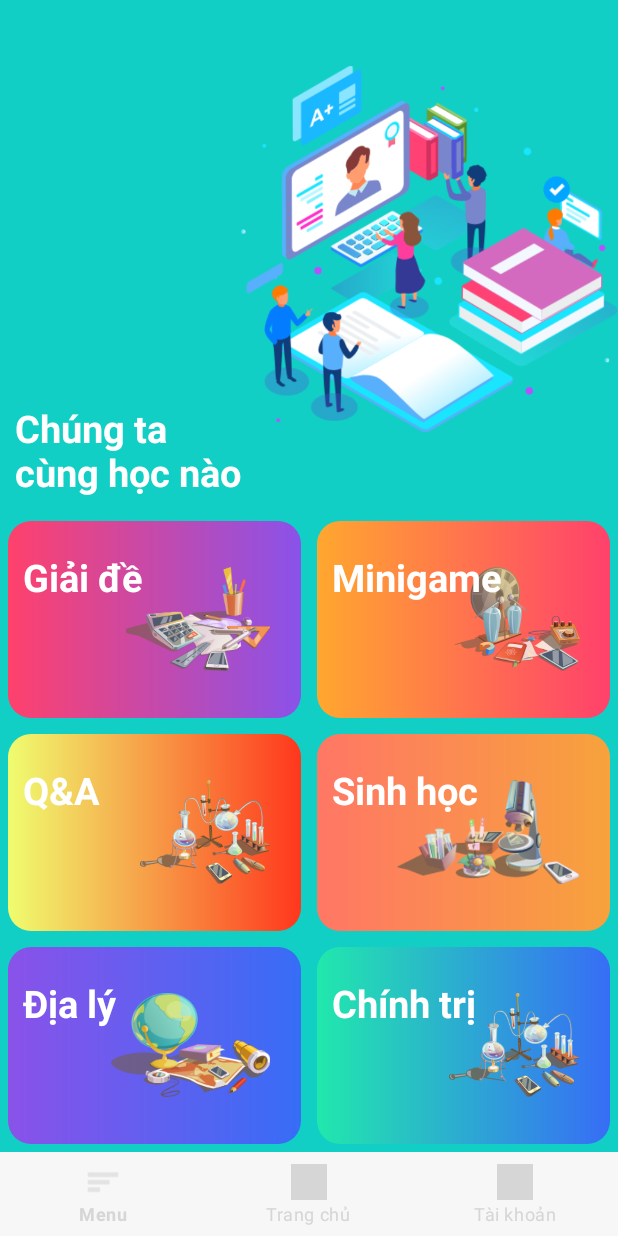
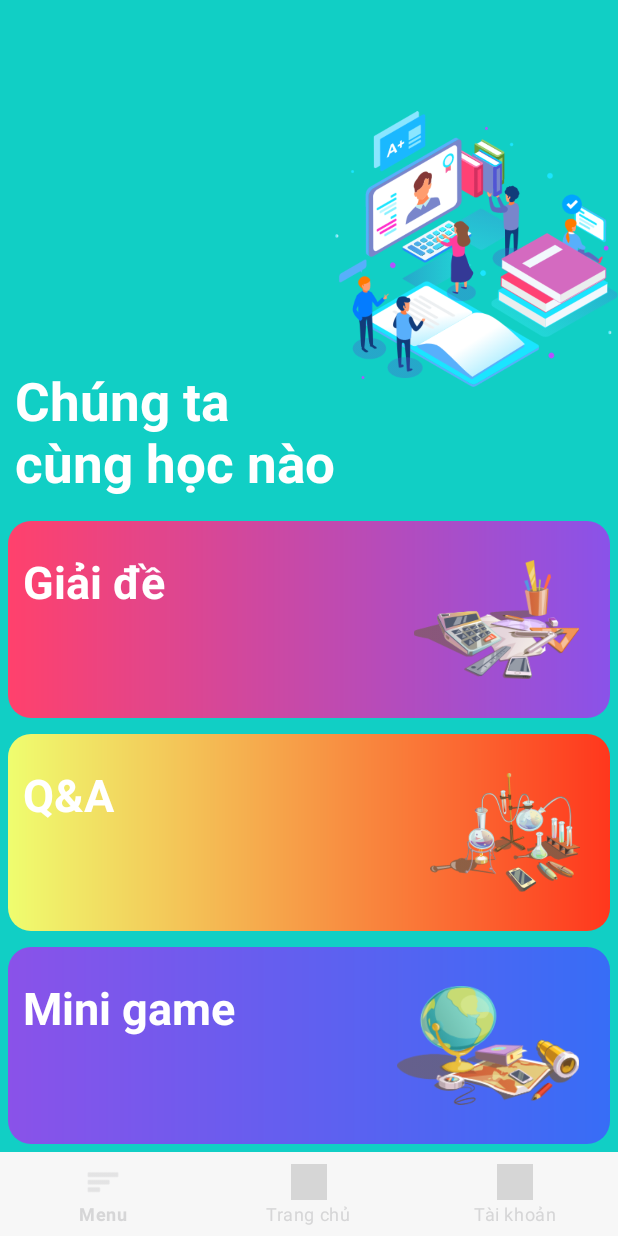
Before and after one commit to VTrng1/App-Solve-The-Exam, an Android app: the layout activity_main.xml on its own in the app's theme, with its tools: preview values and no code run, on a phone screen of 412 x 824 dp. Run offline under Robolectric (Android 15) with nearby library versions, the phone set to English and light mode, and no system bars; grey boxes are pictures that could not be loaded.

Commit message:
edit trang chu va main

```diff
--- a/app/src/main/res/layout/activity_main.xml
+++ b/app/src/main/res/layout/activity_main.xml
@@ -23,7 +23,7 @@
                 android:text="Chúng ta \ncùng học nào"
                 android:textStyle="bold"
                 android:textColor="@color/whiteTextColor"
-                android:textSize="25dp"
+                android:textSize="35dp"
                 android:layout_marginLeft="10dp"
                 android:layout_gravity="bottom">
             </TextView>
@@ -54,7 +54,7 @@
                     android:cropToPadding="true"
                     android:layout_centerVertical="true"
                     android:padding="10dp"
-                    android:maxHeight="90dp"
+                    android:maxHeight="100dp"
                     android:src="@drawable/home_ic_maths">
                 </ImageView>
                 <TextView
@@ -63,41 +63,12 @@
                     android:paddingTop="10dp"
                     android:textColor="@color/whiteTextColor"
                     android:layout_alignParentTop="true"
-                    android:textSize="25dp"
+                    android:textSize="30dp"
                     android:textStyle="bold"
                     android:text="Giải đề">
                 </TextView>
             </RelativeLayout>
-            <RelativeLayout
-                android:layout_width="0dp"
-                android:layout_height="match_parent"
-                android:layout_weight="1"
-                android:layout_margin="5dp"
-                android:minHeight="100dp"
-                android:background="@drawable/home_gradient_physics"
-                android:padding="10dp">
-                <ImageView
-                    android:layout_width="wrap_content"
-                    android:layout_height="wrap_content"
-                    android:layout_alignParentRight="true"
-                    android:adjustViewBounds="true"
-                    android:cropToPadding="true"
-                    android:layout_centerVertical="true"
-                    android:padding="10dp"
-                    android:maxHeight="90dp"
-                    android:src="@drawable/home_ic_physics">
-                </ImageView>
-                <TextView
-                    android:layout_width="match_parent"
-                    android:layout_height="match_parent"
-                    android:paddingTop="10dp"
-                    android:textColor="@color/whiteTextColor"
-                    android:layout_alignParentTop="true"
-                    android:textSize="25dp"
-                    android:textStyle="bold"
-                    android:text="Minigame">
-                </TextView>
-            </RelativeLayout>
+
         </LinearLayout>
         <LinearLayout
             android:layout_width="match_parent"
@@ -120,7 +91,7 @@
                     android:cropToPadding="true"
                     android:layout_centerVertical="true"
                     android:padding="10dp"
-                    android:maxHeight="90dp"
+                    android:maxHeight="100dp"
                     android:src="@drawable/home_ic_chemistry">
                 </ImageView>
                 <TextView
@@ -129,41 +100,12 @@
                     android:paddingTop="10dp"
                     android:textColor="@color/whiteTextColor"
                     android:layout_alignParentTop="true"
-                    android:textSize="25dp"
+                    android:textSize="30dp"
                     android:textStyle="bold"
                     android:text="Q&amp;A">
                 </TextView>
             </RelativeLayout>
-            <RelativeLayout
-                android:layout_width="0dp"
-                android:layout_height="match_parent"
-                android:layout_weight="1"
-                android:layout_margin="5dp"
-                android:minHeight="100dp"
-                android:background="@drawable/home_gradient_biology"
-                android:padding="10dp">
-                <ImageView
-                    android:layout_width="wrap_content"
-                    android:layout_height="wrap_content"
-                    android:layout_alignParentRight="true"
-                    android:adjustViewBounds="true"
-                    android:cropToPadding="true"
-                    android:layout_centerVertical="true"
-                    android:padding="10dp"
-                    android:maxHeight="90dp"
-                    android:src="@drawable/home_ic_biology">
-                </ImageView>
-                <TextView
-                    android:layout_width="match_parent"
-                    android:layout_height="match_parent"
-                    android:paddingTop="10dp"
-                    android:textColor="@color/whiteTextColor"
-                    android:layout_alignParentTop="true"
-                    android:textSize="25dp"
-                    android:textStyle="bold"
-                    android:text="Sinh học">
-                </TextView>
-            </RelativeLayout>
+
         </LinearLayout>
         <LinearLayout
             android:layout_width="match_parent"
@@ -186,7 +128,7 @@
                     android:cropToPadding="true"
                     android:layout_centerVertical="true"
                     android:padding="10dp"
-                    android:maxHeight="90dp"
+                    android:maxHeight="100dp"
                     android:src="@drawable/home_ic_geography">
                 </ImageView>
                 <TextView
@@ -195,41 +137,12 @@
                     android:paddingTop="10dp"
                     android:textColor="@color/whiteTextColor"
                     android:layout_alignParentTop="true"
-                    android:textSize="25dp"
+                    android:textSize="30dp"
                     android:textStyle="bold"
-                    android:text="Địa lý">
+                    android:text="Mini game">
                 </TextView>
             </RelativeLayout>
-            <RelativeLayout
-                android:layout_width="0dp"
-                android:layout_height="match_parent"
-                android:layout_weight="1"
-                android:layout_margin="5dp"
-                android:minHeight="100dp"
-                android:background="@drawable/home_gradient_politics"
-                android:padding="10dp">
-                <ImageView
-                    android:layout_width="wrap_content"
-                    android:layout_height="wrap_content"
-                    android:layout_alignParentRight="true"
-                    android:adjustViewBounds="true"
-                    android:cropToPadding="true"
-                    android:layout_centerVertical="true"
-                    android:padding="10dp"
-                    android:maxHeight="90dp"
-                    android:src="@drawable/home_ic_chemistry">
-                </ImageView>
-                <TextView
-                    android:layout_width="match_parent"
-                    android:layout_height="match_parent"
-                    android:paddingTop="10dp"
-                    android:textColor="@color/whiteTextColor"
-                    android:layout_alignParentTop="true"
-                    android:textSize="25dp"
-                    android:textStyle="bold"
-                    android:text="Chính trị">
-                </TextView>
-            </RelativeLayout>
+
         </LinearLayout>
         <LinearLayout
             android:layout_width="match_parent"
--- a/app/src/main/res/layout/activity_trangchu.xml
+++ b/app/src/main/res/layout/activity_trangchu.xml
@@ -130,6 +130,7 @@
                     style="@style/loginButton"
                     android:layout_gravity="center_horizontal"
                     android:layout_marginTop="@dimen/loginViewsMargin"
+                    android:layout_marginBottom="20dp"
                     android:text="Đăng xuất"
                     android:gravity="center"
                     android:textSize="25dp"
```
